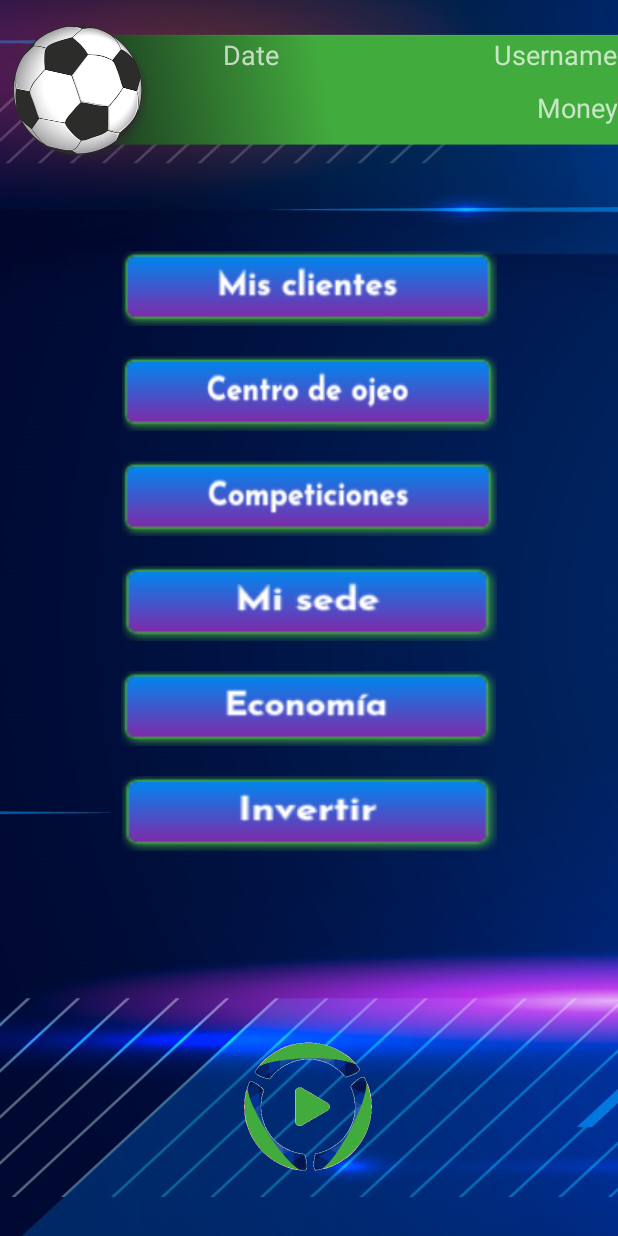
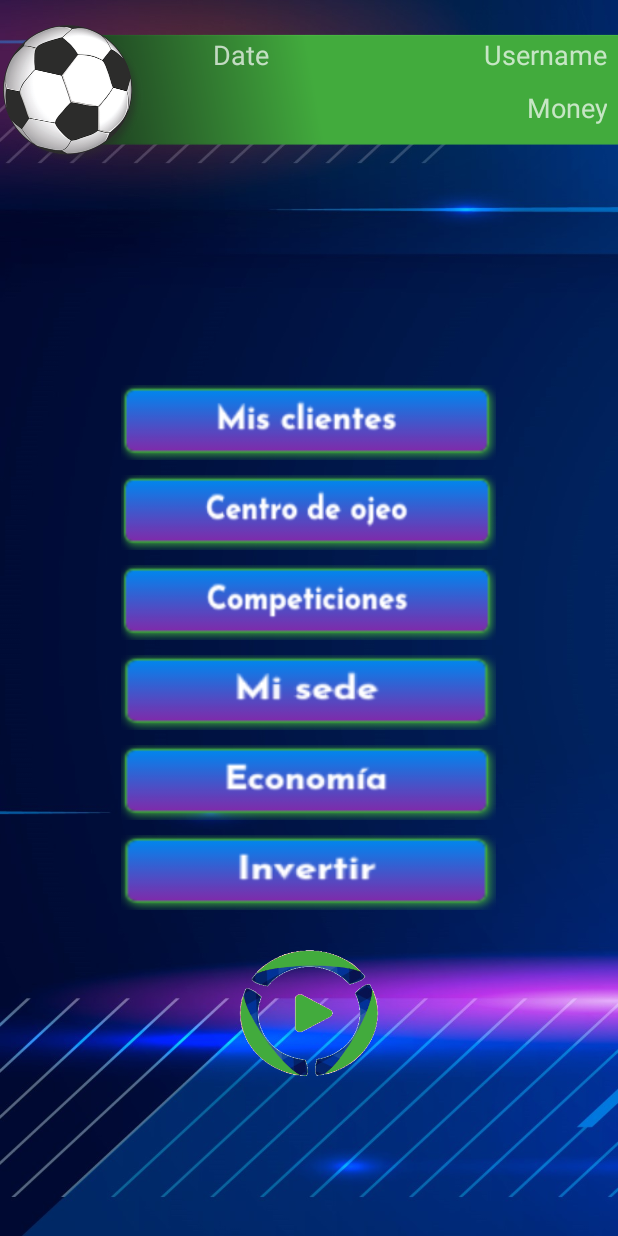
Before and after one commit to Alvarop627/Sign-It-Football-Agent, an Android app: the MainMenu screen opened directly, with no data from a screen before it, on a phone screen of 412 x 824 dp. Run offline under Robolectric (Android 15) with nearby library versions, the phone set to English and light mode, and no system bars.

Commit message:
Bugs fixed in layouts.

```diff
--- a/app/src/main/java/com/alvarop627/signitfootballagent/activities/MainActivity.java
+++ b/app/src/main/java/com/alvarop627/signitfootballagent/activities/MainActivity.java
@@ -21,4 +21,8 @@ public class MainActivity extends AppCompatActivity {
         Intent intent = new Intent(this, MainMenu.class);
         startActivity(intent);
     }
+    public void goToLogin(View view){
+        Intent intent = new Intent(this, Login.class);
+        startActivity(intent);
+    }
 }
--- a/app/src/main/java/com/alvarop627/signitfootballagent/classes/Jugador.java
+++ b/app/src/main/java/com/alvarop627/signitfootballagent/classes/Jugador.java
@@ -4,6 +4,8 @@ import java.util.Arrays;
 import java.util.Collections;
 import java.util.List;
 import java.util.Random;
+//NOTA: ESTA CLASE TODAVÍA VA A SER MODIFICADA VARIAS VECES. PRETENDO AÑADIR MÁS ATRIBUTOS A LA CLASE Y ADEMÁS QUIERO CAMBIAR EL CÓDIGO Y PONERLO EN INGLÉS
+//ACTUALMENTE NO ME DETECTA BIEN EL ENUMERADO Y ME TENGO QUE INFORMAR DE COMO ARREGLARLO.
 
 public class Jugador {
     private String nombre, apellidos;
@@ -43,7 +45,7 @@ public class Jugador {
         this.setResistencia(r.nextInt(100));
         this.setTecnica(r.nextInt(100));
         this.setTitular(titular);
-        this.posicion = pos;
+        //this.posicion = pos;
     }
 
     public Jugador() {
@@ -54,7 +56,7 @@ public class Jugador {
         this.setVelocidad(r.nextInt(100));
         this.setResistencia(r.nextInt(100));
         this.setTecnica(r.nextInt(100));
-        this.setPosicionJugadorAleatoriamente();
+        //this.setPosicionJugadorAleatoriamente();
     }
 
     /**
@@ -188,6 +190,7 @@ public class Jugador {
         return posicion;
     }
 
+    /*
     public void setPosicionJugadorAleatoriamente() {
         final List<PosicionJugador> posiciones = Collections.unmodifiableList(Arrays.asList(PosicionJugador.values()));
         final int tamanyo = posiciones.size();
@@ -195,7 +198,7 @@ public class Jugador {
 
         this.posicion = posiciones.get(r.nextInt(tamanyo));
 
-    }
+    }*/
 
     @Override
     public String toString() {
--- a/app/src/main/java/com/alvarop627/signitfootballagent/classes/PosicionJugador.java
+++ b/app/src/main/java/com/alvarop627/signitfootballagent/classes/PosicionJugador.java
@@ -1,6 +1,6 @@
 package com.alvarop627.signitfootballagent.classes;
 
-public enum PosicionJugador { //Solo usamos 4-4-2
+public enum PosicionJugador { //Solo uso 4-4-2 por ahora
     POR,
     LD,
     LI,
--- a/app/src/main/res/layout/activity_login.xml
+++ b/app/src/main/res/layout/activity_login.xml
@@ -22,21 +22,22 @@
     <EditText
         android:id="@+id/editText"
         android:layout_width="144dp"
-        android:layout_height="31dp"
+        android:layout_height="50dp"
         android:layout_marginStart="16dp"
+        android:layout_marginTop="270dp"
         android:ems="10"
         android:inputType="textPersonName"
         android:textSize="24sp"
         app:layout_constraintEnd_toEndOf="parent"
         app:layout_constraintHorizontal_bias="0.0"
         app:layout_constraintStart_toEndOf="@+id/txtNombre"
-        tools:layout_editor_absoluteY="276dp" />
+        app:layout_constraintTop_toTopOf="parent" />
 
     <Button
         android:id="@+id/button3"
         android:layout_width="129dp"
         android:layout_height="104dp"
-        android:layout_marginBottom="168dp"
+        android:layout_marginBottom="25dp"
         android:background="@drawable/btn_play"
         app:layout_constraintBottom_toBottomOf="parent"
         app:layout_constraintEnd_toEndOf="parent"
--- a/app/src/main/res/layout/activity_main.xml
+++ b/app/src/main/res/layout/activity_main.xml
@@ -8,17 +8,18 @@
     tools:context=".activities.MainActivity">
 
     <Button
-        android:id="@+id/button"
+        android:id="@+id/btnNewGame"
         android:layout_width="250dp"
         android:layout_height="55dp"
         android:layout_marginBottom="10dp"
         android:background="@drawable/nueva_partida"
-        app:layout_constraintBottom_toTopOf="@+id/button2"
+        android:onClick="goToLogin"
+        app:layout_constraintBottom_toTopOf="@+id/btnLoad"
         app:layout_constraintEnd_toEndOf="parent"
         app:layout_constraintStart_toStartOf="parent" />
 
     <Button
-        android:id="@+id/button2"
+        android:id="@+id/btnLoad"
         android:layout_width="250dp"
         android:layout_height="55dp"
         android:layout_marginBottom="100dp"
@@ -66,7 +67,7 @@
         android:layout_marginBottom="10dp"
         android:background="@drawable/continuar_partida"
         android:onClick="goToMainMenu"
-        app:layout_constraintBottom_toTopOf="@+id/button"
+        app:layout_constraintBottom_toTopOf="@+id/btnNewGame"
         app:layout_constraintEnd_toEndOf="parent"
         app:layout_constraintStart_toStartOf="parent" />
 
--- a/app/src/main/res/layout/activity_main_menu.xml
+++ b/app/src/main/res/layout/activity_main_menu.xml
@@ -7,32 +7,13 @@
     android:background="@drawable/fondo_login"
     tools:context=".activities.MainMenu">
 
-    <Button
-        android:id="@+id/btnEconomia"
-        android:layout_width="250dp"
-        android:layout_height="50dp"
-        android:layout_marginTop="20dp"
-        android:background="@drawable/btn_economia"
-        app:layout_constraintEnd_toEndOf="parent"
-        app:layout_constraintHorizontal_bias="0.496"
-        app:layout_constraintStart_toStartOf="parent"
-        app:layout_constraintTop_toBottomOf="@+id/btnSede" />
-
-    <Button
-        android:id="@+id/btnInvertir"
-        android:layout_width="250dp"
-        android:layout_height="50dp"
-        android:layout_marginTop="20dp"
-        android:background="@drawable/btn_invertir"
-        app:layout_constraintEnd_toEndOf="parent"
-        app:layout_constraintHorizontal_bias="0.503"
-        app:layout_constraintStart_toStartOf="parent"
-        app:layout_constraintTop_toBottomOf="@+id/btnEconomia" />
-
     <androidx.constraintlayout.widget.ConstraintLayout
         android:id="@+id/constraintLayout"
         android:layout_width="427dp"
-        android:layout_height="117dp">
+        android:layout_height="117dp"
+        app:layout_constraintEnd_toEndOf="parent"
+        app:layout_constraintStart_toStartOf="parent"
+        app:layout_constraintTop_toTopOf="parent">
 
         <ImageView
             android:id="@+id/imageView2"
@@ -91,56 +72,66 @@
         </LinearLayout>
     </androidx.constraintlayout.widget.ConstraintLayout>
 
-    <ImageView
-        android:id="@+id/imageView4"
-        android:layout_width="144dp"
-        android:layout_height="100dp"
-        android:layout_marginBottom="36dp"
+    <LinearLayout
+        android:layout_width="0dp"
+        android:layout_height="0dp"
+        android:gravity="center"
+        android:orientation="vertical"
+        android:paddingBottom="0dp"
         app:layout_constraintBottom_toBottomOf="parent"
         app:layout_constraintEnd_toEndOf="parent"
-        app:layout_constraintHorizontal_bias="0.498"
         app:layout_constraintStart_toStartOf="parent"
-        app:srcCompat="@drawable/btn_play" />
+        app:layout_constraintTop_toBottomOf="@+id/constraintLayout">
 
         <Button
             android:id="@+id/btnClientes"
             android:layout_width="250dp"
             android:layout_height="50dp"
             android:layout_marginTop="50dp"
-        android:background="@drawable/btn_clientes"
-        app:layout_constraintEnd_toEndOf="parent"
-        app:layout_constraintStart_toStartOf="parent"
-        app:layout_constraintTop_toBottomOf="@+id/constraintLayout" />
+            android:background="@drawable/btn_clientes" />
 
         <Button
             android:id="@+id/btnOjeo"
             android:layout_width="250dp"
             android:layout_height="50dp"
-        android:layout_marginTop="20dp"
-        android:background="@drawable/btn_ojeo"
-        app:layout_constraintEnd_toEndOf="parent"
-        app:layout_constraintStart_toStartOf="parent"
-        app:layout_constraintTop_toBottomOf="@+id/btnClientes" />
+            android:layout_marginTop="10dp"
+            android:background="@drawable/btn_ojeo" />
 
         <Button
             android:id="@+id/btnComp"
             android:layout_width="250dp"
             android:layout_height="50dp"
-        android:layout_marginTop="20dp"
-        android:background="@drawable/btn_competiciones"
-        app:layout_constraintEnd_toEndOf="parent"
-        app:layout_constraintStart_toStartOf="parent"
-        app:layout_constraintTop_toBottomOf="@+id/btnOjeo" />
+            android:layout_marginTop="10dp"
+            android:background="@drawable/btn_competiciones" />
 
         <Button
             android:id="@+id/btnSede"
             android:layout_width="250dp"
             android:layout_height="50dp"
+            android:layout_marginTop="10dp"
+            android:background="@drawable/btn_sede" />
+
+        <Button
+            android:id="@+id/btnEconomia"
+            android:layout_width="250dp"
+            android:layout_height="50dp"
+            android:layout_marginTop="10dp"
+            android:background="@drawable/btn_economia" />
+
+        <Button
+            android:id="@+id/btnInvertir"
+            android:layout_width="250dp"
+            android:layout_height="50dp"
+            android:layout_marginTop="10dp"
+            android:background="@drawable/btn_invertir" />
+
+        <Button
+            android:id="@+id/button"
+            android:layout_width="108dp"
+            android:layout_height="98dp"
             android:layout_marginTop="20dp"
-        android:background="@drawable/btn_sede"
-        app:layout_constraintEnd_toEndOf="parent"
-        app:layout_constraintHorizontal_bias="0.503"
-        app:layout_constraintStart_toStartOf="parent"
-        app:layout_constraintTop_toBottomOf="@+id/btnComp" />
+            android:layout_marginBottom="10dp"
+            android:background="@drawable/btn_play" />
+    </LinearLayout>
 
 </androidx.constraintlayout.widget.ConstraintLayout>
--- a/build.gradle
+++ b/build.gradle
@@ -7,7 +7,7 @@ buildscript {
 
     }
     dependencies {
-        classpath 'com.android.tools.build:gradle:3.5.3'
+        classpath 'com.android.tools.build:gradle:3.6.3'
 
         // NOTE: Do not place your application dependencies here; they belong
         // in the individual module build.gradle files
```
Also changed, not shown: gradle/wrapper/gradle-wrapper.properties. Lines whose indentation alone changed are shown as unchanged.
